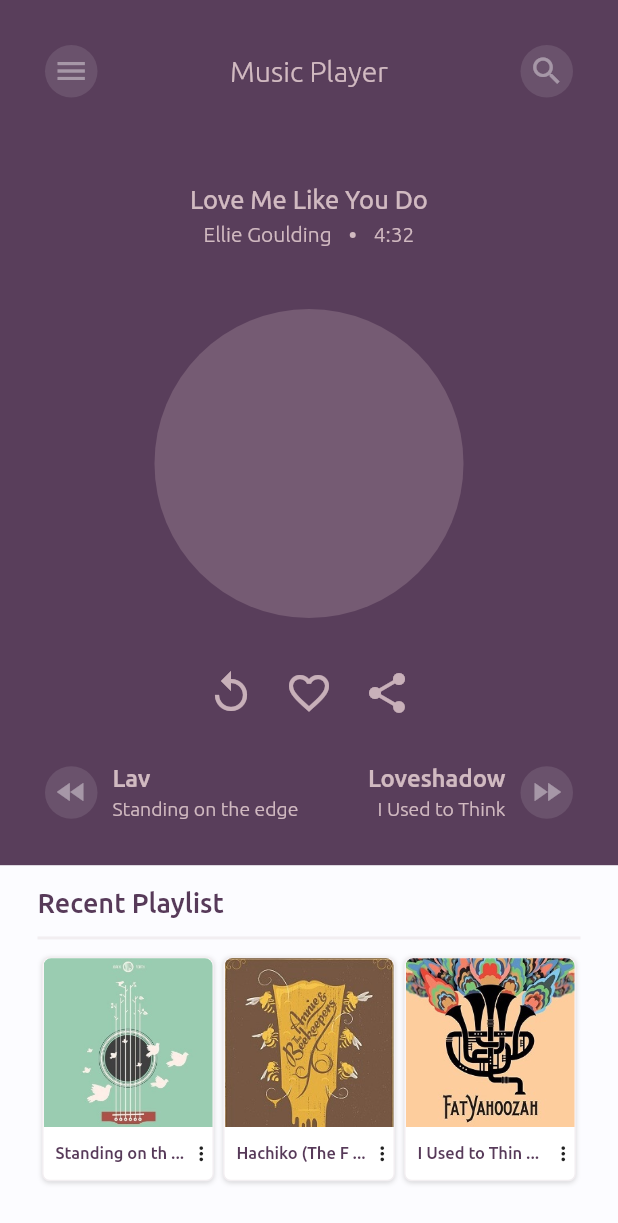
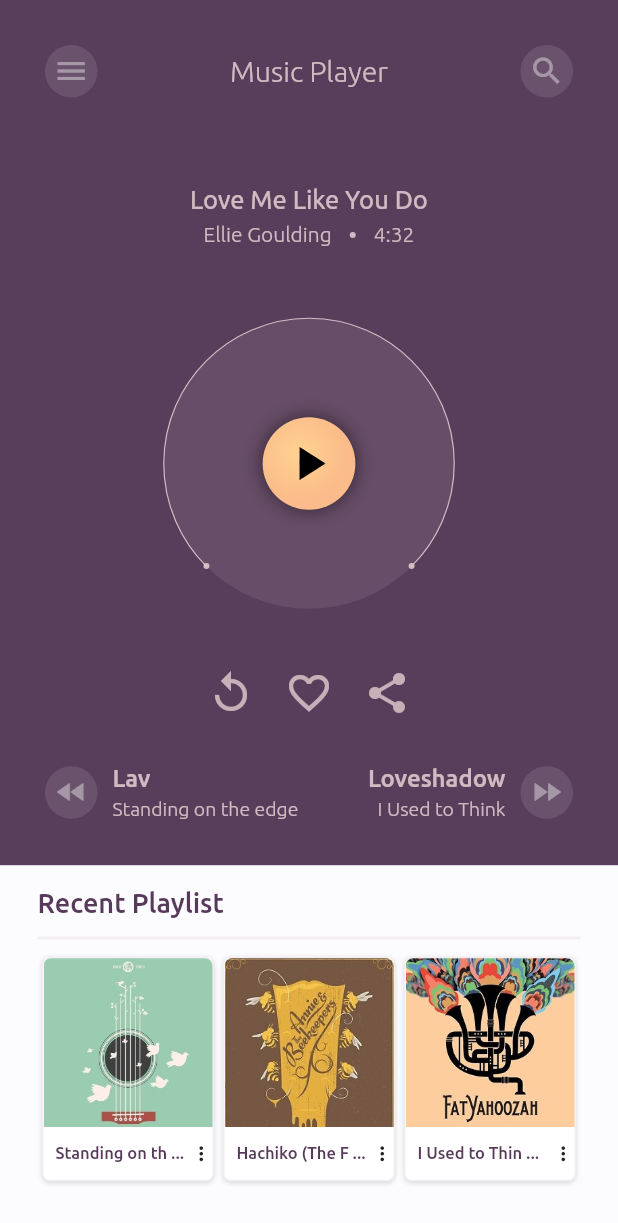
Before and after one commit to JKPK/weekly_flutter_challenge_5_music_player_ui, a Flutter app: the screen it shows after launch, on a phone screen of 412 x 824 dp. Shown: the top 1223 px of the screen. Run offline on Flutter 3.47's test engine with Material 2 defaults, Android fonts, the phone set to English and light mode, and no system bars; our stand-ins replace audioplayers.

Commit message:
First version of interactive Seekbar.

```diff
--- a/lib/providers/player_provider.dart
+++ b/lib/providers/player_provider.dart
@@ -41,13 +41,19 @@ class PlayerProvider extends ChangeNotifier {
 
   Duration get position => _position;
 
-  Map<String, String> geSongData([songId]) {
+  bool get isPlaying => _audioPlayerState == AudioPlayerState.PLAYING;
+
+  Map<String, String> getSongData([songId]) {
     return _songsData[songId ?? _songId];
   }
 
-  void play(songId) {
-    _songId = songId;
-    audioCache.play(_songsData[songId]['file']);
+  void play([songId]) {
+    _songId = songId ?? _songId ?? 0;
+    audioCache.play(_songsData[_songId]['file']);
+  }
+
+  void pause() {
+    audioPlayer.pause();
   }
 
   PlayerProvider() {
--- a/lib/widgets/player_current_song.dart
+++ b/lib/widgets/player_current_song.dart
@@ -198,10 +198,10 @@ class CornerButton extends StatelessWidget {
   @override
   Widget build(BuildContext context) {
     String title = songId != null
-        ? Provider.of<PlayerProvider>(context).geSongData(songId)['title']
+        ? Provider.of<PlayerProvider>(context).getSongData(songId)['title']
         : null;
     String artist = songId != null
-        ? Provider.of<PlayerProvider>(context).geSongData(songId)['artist']
+        ? Provider.of<PlayerProvider>(context).getSongData(songId)['artist']
         : null;
 
     return Positioned(
--- a/lib/widgets/player_recent_playlist.dart
+++ b/lib/widgets/player_recent_playlist.dart
@@ -64,7 +64,9 @@ class RecentPlaylistTile extends StatelessWidget {
 
   @override
   Widget build(BuildContext context) {
-    final Map<String,String> songData = Provider.of<PlayerProvider>(context, listen: false).geSongData(_songId);
+    final Map<String, String> songData =
+        Provider.of<PlayerProvider>(context, listen: false)
+            .getSongData(_songId);
 
     return Expanded(
       child: GestureDetector(
@@ -104,7 +106,7 @@ class RecentPlaylistTile extends StatelessWidget {
                   child: Row(
                     children: <Widget>[
                       Text(
-                        "${songData['title'].substring(0,14)} ...",
+                        "${songData['title'].substring(0, 14)} ...",
                         style: TextStyle(
                           fontSize: 11,
                           fontWeight: FontWeight.w500,
--- a/lib/widgets/song_seekbar_circle.dart
+++ b/lib/widgets/song_seekbar_circle.dart
@@ -1,15 +1,160 @@
+import 'dart:math' as math;
+
 import 'package:flutter/material.dart';
+import 'package:provider/provider.dart';
 
 import '../styleguide.dart';
+import '../providers/player_provider.dart';
 
 class SongSeekbarCircle extends StatelessWidget {
   @override
   Widget build(BuildContext context) {
     return Container(
-      decoration: BoxDecoration(
-        color: textLightColor.withOpacity(0.2),
-        shape: BoxShape.circle,
+      width: double.infinity,
+      height: double.infinity,
+      child: CustomPaint(
+        painter: SeekbarPainter(),
+        child: Center(
+          child: Container(
+            width: MediaQuery.of(context).size.height * .075,
+            height: MediaQuery.of(context).size.height * .075,
+            decoration: BoxDecoration(
+              color: Color(0xFFfbbb8a),
+              gradient: RadialGradient(
+                colors: [
+                  Color(0xFFffd390),
+                  Color(0xFFfbbb8a),
+                ],
+                center: Alignment(-0.2, -0.2),
+              ),
+              boxShadow: [
+                BoxShadow(
+                  color: Colors.black54,
+                  blurRadius: 10,
+                ),
+              ],
+              shape: BoxShape.circle,
+            ),
+            child: GestureDetector(
+              onTap: () {
+                if (Provider.of<PlayerProvider>(context, listen: false)
+                    .isPlaying) {
+                  Provider.of<PlayerProvider>(context, listen: false).pause();
+                } else {
+                  Provider.of<PlayerProvider>(context, listen: false).play();
+                }
+              },
+              child: Container(
+                child: Center(
+                  child: PlayPauseButton(),
+                ),
+              ),
+            ),
+          ),
+        ),
       ),
     );
   }
 }
+
+class PlayPauseButton extends StatefulWidget {
+  _PlayPauseButtonState createState() => _PlayPauseButtonState();
+}
+
+class _PlayPauseButtonState extends State<PlayPauseButton>
+    with SingleTickerProviderStateMixin {
+  AnimationController _animationController;
+  bool _isPlaying = false;
+
+  @override
+  void initState() {
+    _animationController = AnimationController(
+        duration: Duration(
+          milliseconds: 400,
+        ),
+        vsync: this);
+    super.initState();
+  }
+
+  @override
+  Widget build(BuildContext context) {
+    Provider.of<PlayerProvider>(context).addListener(() {
+      if (Provider.of<PlayerProvider>(context, listen: false).isPlaying) {
+        _animationController.forward();
+        _isPlaying = true;
+      } else {
+        _animationController.reverse();
+        _isPlaying = false;
+      }
+    });
+    return AnimatedIcon(
+      icon: AnimatedIcons.play_pause,
+      progress: _animationController,
+      color: Colors.black,
+      size: 38,
+    );
+  }
+}
+
+class SeekbarPainter extends CustomPainter {
+  double radius;
+  final double margin = .03;
+
+  void paint(Canvas canvas, Size size) {
+    radius = math.min(size.width, size.height) / 2;
+
+    paintBackground(canvas, size);
+    paintOuterLine(canvas, size);
+  }
+
+  void paintOuterLine(Canvas canvas, Size size) {
+    final Paint paint = Paint()
+      ..isAntiAlias = true
+      ..strokeWidth = .8
+      ..color = textLightColor
+      ..style = PaintingStyle.stroke;
+
+    canvas.drawArc(
+      Rect.fromLTRB(
+        radius * 2 * margin,
+        radius * 2 * margin,
+        radius * 2 * (1 - margin),
+        radius * 2 * (1 - margin),
+      ),
+      math.pi * .75,
+      math.pi * 1.5,
+      false,
+      paint,
+    );
+
+    paint.style = PaintingStyle.fill;
+    canvas.drawCircle(
+        Offset(
+          size.width * (1 - margin * 5.6),
+          size.width * (1 - margin * 5.6),
+        ),
+        2,
+        paint);
+    canvas.drawCircle(
+        Offset(
+          size.width * (margin * 5.6),
+          size.width * (1 - margin * 5.6),
+        ),
+        2,
+        paint);
+  }
+
+  void paintBackground(Canvas canvas, Size size) {
+    final Paint paint = Paint()..color = textLightColor.withOpacity(0.1);
+
+    canvas.drawCircle(
+      Offset(radius, radius),
+      radius * (1 - margin * 2),
+      paint,
+    );
+  }
+
+  bool shouldRepaint(SeekbarPainter oldDelegate) {
+    return true;
+  }
+}
```
Also changed, not shown: 1 other file.
